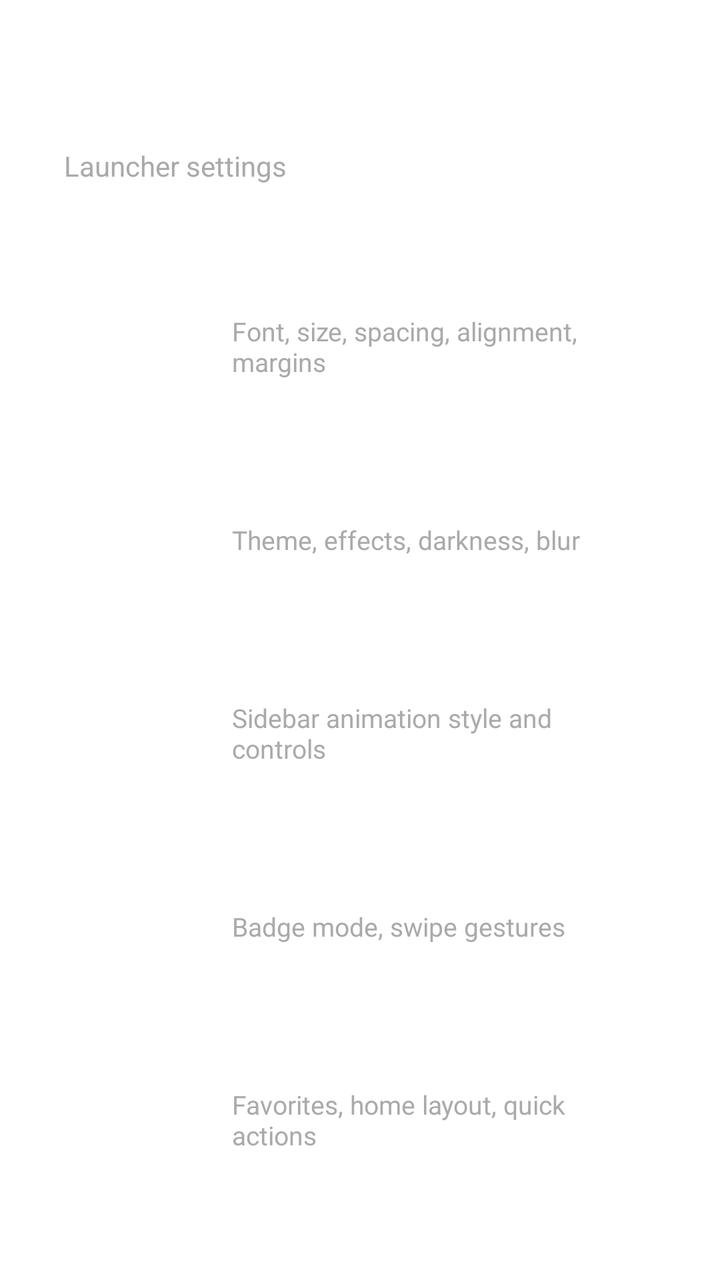
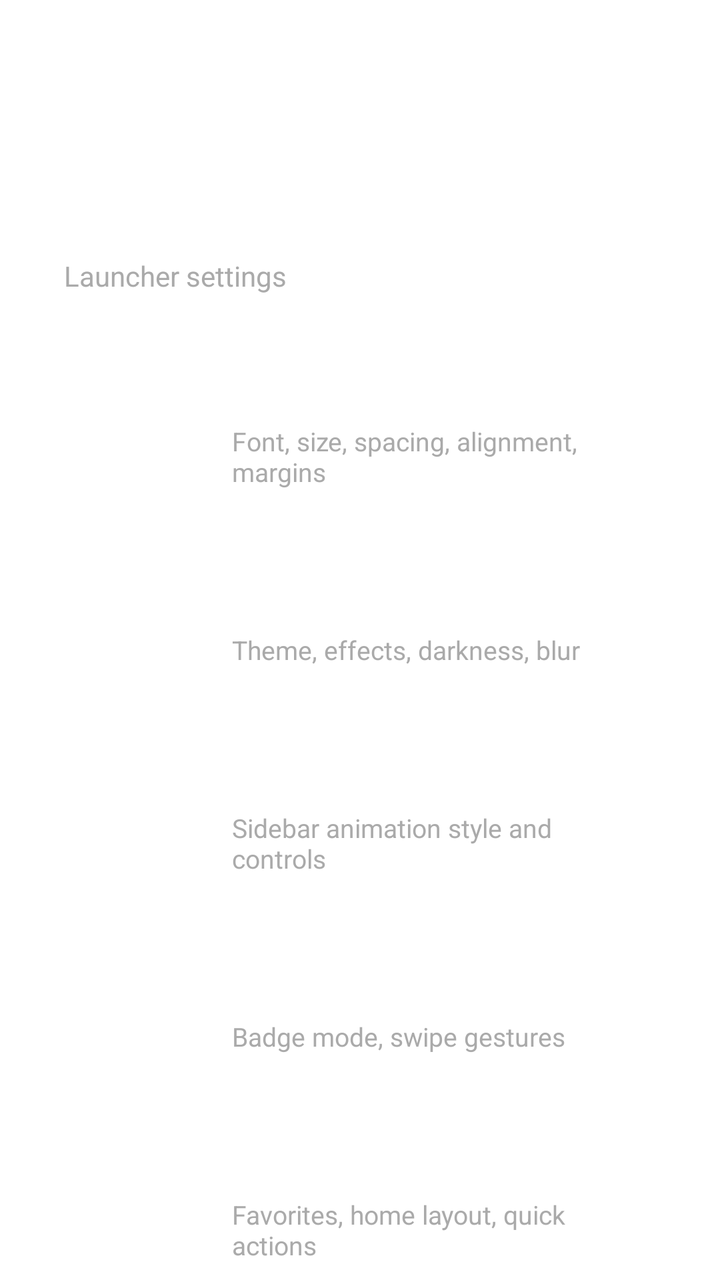

Screens rendered from an Android XML layout before and after an edit, with the pre-edit source and the edit as a unified diff.
<!-- AndroidManifest.xml: application theme Theme.Avox -->
<!-- res/layout/fragment_settings_menu.xml -->
<?xml version="1.0" encoding="utf-8"?>
<ScrollView xmlns:android="http://schemas.android.com/apk/res/android"
    android:layout_width="match_parent"
    android:layout_height="match_parent"
    android:fillViewport="true">

    <LinearLayout
        android:layout_width="match_parent"
        android:layout_height="wrap_content"
        android:orientation="vertical"
        android:padding="32dp">

        <TextView
            android:layout_width="wrap_content"
            android:layout_height="wrap_content"
            android:text="@string/app_name"
            android:textColor="#FFFFFF"
            android:textSize="28sp"
            android:textStyle="bold" />

        <TextView
            android:layout_width="wrap_content"
            android:layout_height="wrap_content"
            android:text="@string/settings_menu_title"
            android:textColor="#AAAAAA"
            android:textSize="14sp"
            android:layout_marginTop="4dp"
            android:layout_marginBottom="24dp" />


        <LinearLayout
            android:id="@+id/cardAppearance"
            android:layout_width="match_parent"
            android:layout_height="wrap_content"
            android:orientation="horizontal"
            android:gravity="center_vertical"
            android:background="#00000000"
            android:paddingHorizontal="20dp"
            android:paddingVertical="16dp"
            android:layout_marginBottom="12dp"
            android:clickable="true"
            android:focusable="true">

            <TextView
                android:layout_width="48dp"
                android:layout_height="48dp"
                android:background="@drawable/circle_dark_bg"
                android:gravity="center"
                android:text="Aa"
                android:textColor="#FFFFFF"
                android:textSize="18sp"
                android:textStyle="bold"
                android:layout_marginEnd="16dp" />

            <LinearLayout
                android:layout_width="0dp"
                android:layout_height="wrap_content"
                android:layout_weight="1"
                android:orientation="vertical">

                <TextView
                    android:layout_width="wrap_content"
                    android:layout_height="wrap_content"
                    android:text="@string/settings_appearance"
                    android:textColor="#FFFFFF"
                    android:textSize="18sp"
                    android:textStyle="bold" />

                <TextView
                    android:layout_width="wrap_content"
                    android:layout_height="wrap_content"
                    android:text="@string/settings_appearance_summary"
                    android:textColor="#AAAAAA"
                    android:textSize="13sp" />
            </LinearLayout>
        </LinearLayout>

        <LinearLayout
            android:id="@+id/cardWallpaper"
            android:layout_width="match_parent"
            android:layout_height="wrap_content"
            android:orientation="horizontal"
            android:gravity="center_vertical"
            android:background="#00000000"
            android:paddingHorizontal="20dp"
            android:paddingVertical="16dp"
            android:layout_marginBottom="12dp"
            android:clickable="true"
            android:focusable="true">

            <TextView
                android:layout_width="48dp"
                android:layout_height="48dp"
                android:background="@drawable/circle_dark_bg"
                android:gravity="center"
                android:text="▣"
                android:textColor="#FFFFFF"
                android:textSize="22sp"
                android:textStyle="bold"
                android:layout_marginEnd="16dp" />

            <LinearLayout
                android:layout_width="0dp"
                android:layout_height="wrap_content"
                android:layout_weight="1"
                android:orientation="vertical">

                <TextView
                    android:layout_width="wrap_content"
                    android:layout_height="wrap_content"
                    android:text="@string/settings_wallpaper"
                    android:textColor="#FFFFFF"
                    android:textSize="18sp"
                    android:textStyle="bold" />

                <TextView
                    android:layout_width="wrap_content"
                    android:layout_height="wrap_content"
                    android:text="@string/settings_wallpaper_summary"
                    android:textColor="#AAAAAA"
                    android:textSize="13sp" />
            </LinearLayout>
        </LinearLayout>

        <LinearLayout
            android:id="@+id/cardAnimations"
            android:layout_width="match_parent"
            android:layout_height="wrap_content"
            android:orientation="horizontal"
            android:gravity="center_vertical"
            android:background="#00000000"
            android:paddingHorizontal="20dp"
            android:paddingVertical="16dp"
            android:layout_marginBottom="12dp"
            android:clickable="true"
            android:focusable="true">

            <TextView
                android:layout_width="48dp"
                android:layout_height="48dp"
                android:background="@drawable/circle_dark_bg"
                android:gravity="center"
                android:text="≈"
                android:textColor="#FFFFFF"
                android:textSize="24sp"
                android:textStyle="bold"
                android:layout_marginEnd="16dp" />

            <LinearLayout
                android:layout_width="0dp"
                android:layout_height="wrap_content"
                android:layout_weight="1"
                android:orientation="vertical">

                <TextView
                    android:layout_width="wrap_content"
                    android:layout_height="wrap_content"
                    android:text="@string/settings_animations"
                    android:textColor="#FFFFFF"
                    android:textSize="18sp"
                    android:textStyle="bold" />

                <TextView
                    android:layout_width="wrap_content"
                    android:layout_height="wrap_content"
                    android:text="@string/settings_animations_summary"
                    android:textColor="#AAAAAA"
                    android:textSize="13sp" />
            </LinearLayout>
        </LinearLayout>

        <LinearLayout
            android:id="@+id/cardNotifications"
            android:layout_width="match_parent"
            android:layout_height="wrap_content"
            android:orientation="horizontal"
            android:gravity="center_vertical"
            android:background="#00000000"
            android:paddingHorizontal="20dp"
            android:paddingVertical="16dp"
            android:layout_marginBottom="12dp"
            android:clickable="true"
            android:focusable="true">

            <TextView
                android:layout_width="48dp"
                android:layout_height="48dp"
                android:background="@drawable/circle_dark_bg"
                android:gravity="center"
                android:text="◔"
                android:textColor="#FFFFFF"
                android:textSize="22sp"
                android:textStyle="bold"
                android:layout_marginEnd="16dp" />

            <LinearLayout
                android:layout_width="0dp"
                android:layout_height="wrap_content"
                android:layout_weight="1"
                android:orientation="vertical">

                <TextView
                    android:layout_width="wrap_content"
                    android:layout_height="wrap_content"
                    android:text="@string/settings_notifications"
                    android:textColor="#FFFFFF"
                    android:textSize="18sp"
                    android:textStyle="bold" />

                <TextView
                    android:layout_width="wrap_content"
                    android:layout_height="wrap_content"
                    android:text="@string/settings_notifications_summary"
                    android:textColor="#AAAAAA"
                    android:textSize="13sp" />
            </LinearLayout>
        </LinearLayout>

        <LinearLayout
            android:id="@+id/cardHome"
            android:layout_width="match_parent"
            android:layout_height="wrap_content"
            android:orientation="horizontal"
            android:gravity="center_vertical"
            android:background="#00000000"
            android:paddingHorizontal="20dp"
            android:paddingVertical="16dp"
            android:layout_marginBottom="12dp"
            android:clickable="true"
            android:focusable="true">

            <TextView
                android:layout_width="48dp"
                android:layout_height="48dp"
                android:background="@drawable/circle_dark_bg"
                android:gravity="center"
                android:text="⌂"
                android:textColor="#FFFFFF"
                android:textSize="24sp"
                android:textStyle="bold"
                android:layout_marginEnd="16dp" />

            <LinearLayout
                android:layout_width="0dp"
                android:layout_height="wrap_content"
                android:layout_weight="1"
                android:orientation="vertical">

                <TextView
                    android:layout_width="wrap_content"
                    android:layout_height="wrap_content"
                    android:text="@string/settings_home"
                    android:textColor="#FFFFFF"
                    android:textSize="18sp"
                    android:textStyle="bold" />

                <TextView
                    android:layout_width="wrap_content"
                    android:layout_height="wrap_content"
                    android:text="@string/settings_home_summary"
                    android:textColor="#AAAAAA"
                    android:textSize="13sp" />
            </LinearLayout>
        </LinearLayout>

        <LinearLayout
            android:id="@+id/cardWidgets"
            android:layout_width="match_parent"
            android:layout_height="wrap_content"
            android:orientation="horizontal"
            android:gravity="center_vertical"
            android:background="#00000000"
            android:paddingHorizontal="20dp"
            android:paddingVertical="16dp"
            android:layout_marginBottom="12dp"
            android:clickable="true"
            android:focusable="true">

            <TextView
                android:layout_width="48dp"
                android:layout_height="48dp"
                android:background="@drawable/circle_dark_bg"
                android:gravity="center"
                android:text="⚙"
                android:textColor="#FFFFFF"
                android:textSize="24sp"
                android:textStyle="bold"
                android:layout_marginEnd="16dp" />

            <LinearLayout
                android:layout_width="0dp"
                android:layout_height="wrap_content"
                android:layout_weight="1"
                android:orientation="vertical">

                <TextView
                    android:layout_width="wrap_content"
                    android:layout_height="wrap_content"
                    android:text="@string/settings_widgets"
                    android:textColor="#FFFFFF"
                    android:textSize="18sp"
                    android:textStyle="bold" />

                <TextView
                    android:layout_width="wrap_content"
                    android:layout_height="wrap_content"
                    android:text="@string/settings_widgets_summary"
                    android:textColor="#AAAAAA"
                    android:textSize="13sp" />
            </LinearLayout>
        </LinearLayout>
        <View
            android:layout_width="match_parent"
            android:layout_height="1dp"
            android:background="#33FFFFFF"
            android:layout_marginTop="16dp"
            android:layout_marginBottom="16dp" />

        <TextView
            android:layout_width="wrap_content"
            android:layout_height="wrap_content"
            android:text="@string/settings_language_title"
            android:textColor="#FFFFFF"
            android:textSize="16sp"
            android:layout_marginBottom="8dp" />

        <TextView
            android:layout_width="match_parent"
            android:layout_height="wrap_content"
            android:text="@string/settings_language_summary"
            android:textColor="#AAAAAA"
            android:textSize="13sp"
            android:layout_marginBottom="12dp" />

        <Spinner
            android:id="@+id/languageSpinner"
            android:layout_width="match_parent"
            android:layout_height="wrap_content"
            android:layout_marginBottom="24dp" />

        <View
            android:layout_width="match_parent"
            android:layout_height="1dp"
            android:background="#33FFFFFF"
            android:layout_marginBottom="16dp" />

        <TextView
            android:layout_width="wrap_content"
            android:layout_height="wrap_content"
            android:text="@string/settings_backup_title"
            android:textColor="#FFFFFF"
            android:textSize="16sp"
            android:layout_marginBottom="8dp" />

        <TextView
            android:layout_width="match_parent"
            android:layout_height="wrap_content"
            android:text="@string/settings_backup_summary"
            android:textColor="#AAAAAA"
            android:textSize="13sp"
            android:layout_marginBottom="12dp" />

        <Button
            android:id="@+id/backupSettingsButton"
            android:layout_width="wrap_content"
            android:layout_height="wrap_content"
            android:text="@string/backup_settings_button"
            android:layout_marginBottom="12dp" />

        <Button
            android:id="@+id/restoreSettingsButton"
            android:layout_width="wrap_content"
            android:layout_height="wrap_content"
            android:text="@string/restore_settings_button"
            android:layout_marginBottom="24dp" />

    </LinearLayout>
</ScrollView>
<!-- resources referenced by this layout -->
<resources>
  <!-- drawable circle_dark_bg (drawable) -->
  <?xml version="1.0" encoding="utf-8"?>
  <shape xmlns:android="http://schemas.android.com/apk/res/android"
      android:shape="oval">
      <solid android:color="@android:color/transparent" />
      <size
          android:width="48dp"
          android:height="48dp" />
  </shape>
  <string name="app_name">Avox</string>
  <string name="backup_settings_button">Backup Settings</string>
  <string name="restore_settings_button">Restore Settings</string>
  <string name="settings_animations">Animations</string>
  <string name="settings_animations_summary">Sidebar animation style and controls</string>
  <string name="settings_appearance">Appearance</string>
  <string name="settings_appearance_summary">Font, size, spacing, alignment, margins</string>
  <string name="settings_backup_summary">Export launcher preferences or restore them from a
          previous backup.</string>
  <string name="settings_backup_title">Backup &amp; Restore</string>
  <string name="settings_home">Home</string>
  <string name="settings_home_summary">Favorites, home layout, quick actions</string>
  <string name="settings_language_summary">Use the system language when supported, or choose one
          manually.</string>
  <string name="settings_language_title">Language</string>
  <string name="settings_menu_title">Launcher settings</string>
  <string name="settings_notifications">Notifications</string>
  <string name="settings_notifications_summary">Badge mode, swipe gestures</string>
  <string name="settings_wallpaper">Wallpaper</string>
  <string name="settings_wallpaper_summary">Theme, effects, darkness, blur</string>
  <string name="settings_widgets">Widgets</string>
  <string name="settings_widgets_summary">Widget slots, swipe stacks, size, controls</string>
  <style name="Theme.Avox" parent="Theme.AppCompat.NoActionBar">
          <item name="android:windowBackground">@android:color/transparent</item>
          <item name="android:windowShowWallpaper">true</item>
          <item name="android:windowIsTranslucent">true</item>
      </style>
</resources>

<!-- the commit's change to res/layout/fragment_settings_menu.xml (unified diff, before → after) -->
@@ -10,13 +10,12 @@
         android:orientation="vertical"
         android:padding="32dp">
 
-        <TextView
-            android:layout_width="wrap_content"
-            android:layout_height="wrap_content"
-            android:text="@string/app_name"
-            android:textColor="#FFFFFF"
-            android:textSize="28sp"
-            android:textStyle="bold" />
+        <ImageView
+            android:layout_width="100dp"
+            android:layout_height="wrap_content"
+            android:adjustViewBounds="true"
+            android:src="@drawable/ic_avox_logo"
+            android:contentDescription="@string/app_name" />
 
         <TextView
             android:layout_width="wrap_content"
<!-- resource entries referenced after the edit -->
@@ -9,6 +9,44 @@
           android:width="48dp"
           android:height="48dp" />
   </shape>
+  <!-- drawable ic_avox_logo (drawable) -->
+  <?xml version="1.0" encoding="utf-8"?>
+  <vector xmlns:android="http://schemas.android.com/apk/res/android"
+      android:width="108dp"
+      android:height="100dp"
+      android:viewportWidth="108"
+      android:viewportHeight="100">
+  
+      
+      <path
+          android:fillColor="#FFFFFF"
+          android:pathData="M8,92 L36,8 L64,92 Z" />
+  
+      
+      <path
+          android:fillColor="#FFFFFF"
+          android:pathData="M76,10 L100,10 L88,30 Z" />
+  
+      
+      <path
+          android:fillColor="#FFFFFF"
+          android:pathData="M88,40 a10,10 0 1,1 0,20 a10,10 0 1,1 0,-20 Z" />
+  
+      
+      <path
+          android:fillColor="#FFFFFF"
+          android:pathData="M76,70 L88,74 L82,80 Z" />
+      <path
+          android:fillColor="#FFFFFF"
+          android:pathData="M100,70 L88,74 L94,80 Z" />
+      <path
+          android:fillColor="#FFFFFF"
+          android:pathData="M100,90 L88,86 L94,80 Z" />
+      <path
+          android:fillColor="#FFFFFF"
+          android:pathData="M76,90 L88,86 L82,80 Z" />
+  
+  </vector>
   <string name="app_name">Avox</string>
   <string name="backup_settings_button">Backup Settings</string>
   <string name="restore_settings_button">Restore Settings</string>
